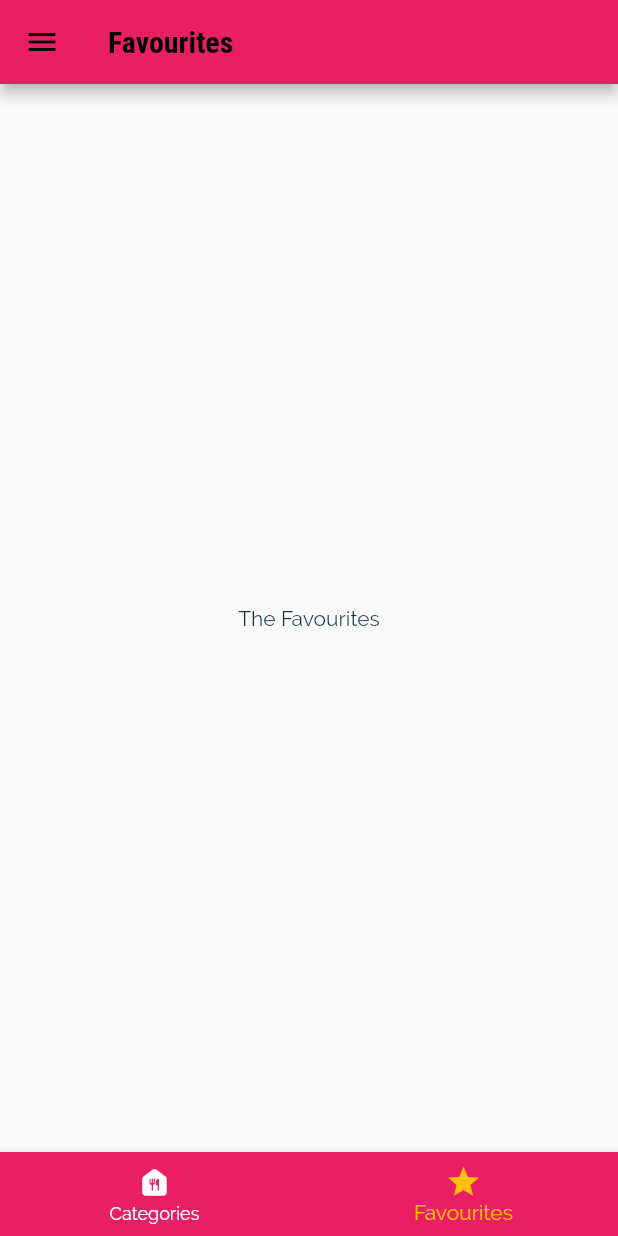
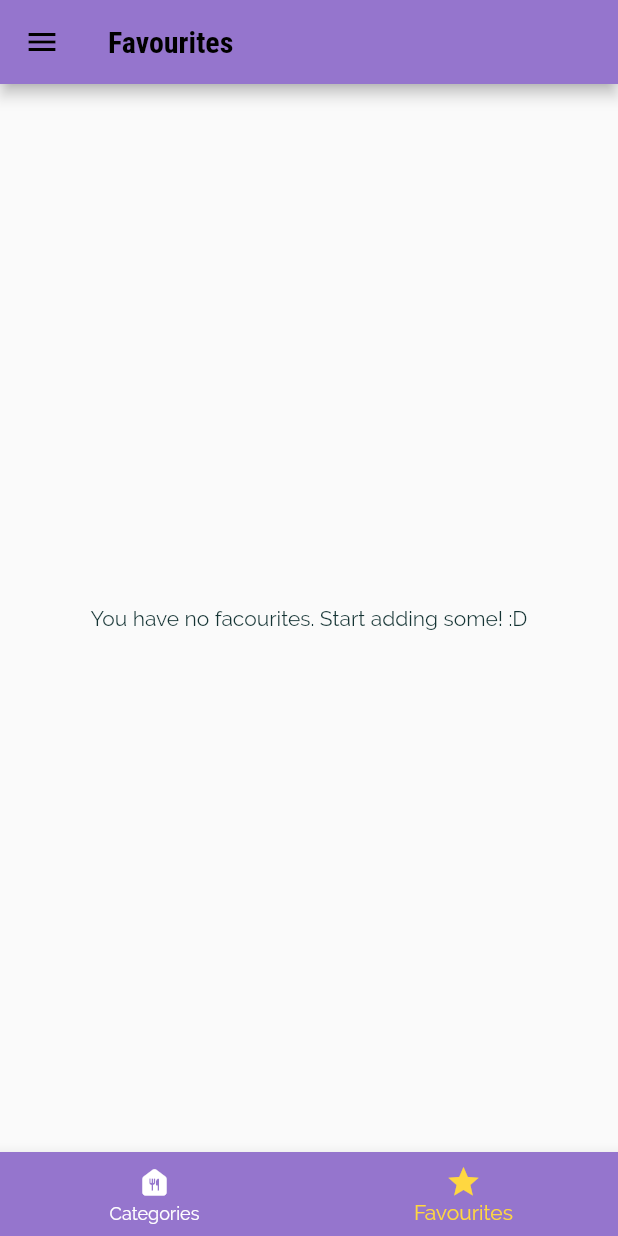
Before and after one commit to wacky-tacky/recipe_savour, a Flutter app: the screen it shows after launch, item 2 of the bottom bar chosen, on a phone screen of 412 x 824 dp. Run offline on Flutter 3.47's test engine with Material 2 defaults, Android fonts, the phone set to English and light mode, and no system bars.

Commit message:
Favourites screen added
- can now add meals as favourites
- favourite meals will show up on favourites screen accessible from bottom tab bar
- can remove the item also
- bug (removing an item as favourites does not remove it from the favourties screen when clicked back instead only removed when flutter rebuilds the screen)

```diff
--- a/lib/main.dart
+++ b/lib/main.dart
@@ -23,27 +23,48 @@ class _MyAppState extends State<MyApp> {
   };
 
   List<Meal> _availableMeals = DUMMY_MEALS;
+  List<Meal> _favouriteMeals = [];
 
   void _setFilters(Map<String, bool> filterData) {
     setState(() {
       _filters = filterData;
 
       _availableMeals = DUMMY_MEALS.where((meal) {
-        if (_filters['gluten']! && meal.isGlutenFree) {
+        if (_filters['gluten']! && !meal.isGlutenFree) {
           return false;
         }
-        if (_filters['lactose']! && meal.isLactoseFree) {
+        if (_filters['lactose']! && !meal.isLactoseFree) {
           return false;
         }
-        if (_filters['vegan']! && meal.isVegan) {
+        if (_filters['vegan']! && !meal.isVegan) {
           return false;
         }
-        if (_filters['vegetarian']! && meal.isVegetarian) {
+        if (_filters['vegetarian']! && !meal.isVegetarian) {
           return false;
         }
         return true;
       }).toList();
     });
+  }
+
+  void _toggleFavourite(String mealId) {
+    final existingIndex =
+        _favouriteMeals.indexWhere((meal) => meal.id == mealId);
+    if (existingIndex >= 0) {
+      setState(() {
+        _favouriteMeals.removeAt(existingIndex);
+      });
+    } else {
+      setState(() {
+        _favouriteMeals.add(
+          DUMMY_MEALS.firstWhere((meal) => meal.id == mealId),
+        );
+      });
+    }
+  }
+
+  bool _isMealFavourite(String id) {
+    return _favouriteMeals.any((meal) => meal.id == id);
   }
 
   @override
@@ -52,8 +73,8 @@ class _MyAppState extends State<MyApp> {
       title: 'DeliMeals',
       theme: ThemeData(
         colorScheme: ColorScheme(
-          primary: Colors.pink,
-          secondary: Colors.amber,
+          primary: Colors.deepPurple.shade300,
+          secondary: Colors.amberAccent,
           tertiary: Color.fromRGBO(138, 211, 242, 1),
           background: Colors.white,
           surface: Colors.amber,
@@ -82,10 +103,11 @@ class _MyAppState extends State<MyApp> {
       ),
       initialRoute: '/',
       routes: {
-        '/': (ctx) => TabsScreen(),
+        '/': (ctx) => TabsScreen(_favouriteMeals),
         CategoryMealsScreen.routeName: (ctx) =>
             CategoryMealsScreen(_availableMeals),
-        MealDetailScreen.routeName: (ctx) => MealDetailScreen(),
+        MealDetailScreen.routeName: (ctx) =>
+            MealDetailScreen(_toggleFavourite, _isMealFavourite),
         FiltersScreen.routeName: (ctx) => FiltersScreen(_filters, _setFilters),
       },
       onUnknownRoute: (settings) {
--- a/lib/screens/category_meals_screen.dart
+++ b/lib/screens/category_meals_screen.dart
@@ -62,7 +62,6 @@ class _CategoryMealsScreenState extends State<CategoryMealsScreen> {
             duration: displayedMeals![index].duration,
             affordability: displayedMeals![index].affordability,
             complexity: displayedMeals![index].complexity,
-            removeItem: _removeMeal,
           );
         },
         itemCount: displayedMeals!.length,
--- a/lib/screens/favourites_screen.dart
+++ b/lib/screens/favourites_screen.dart
@@ -1,10 +1,32 @@
 import 'package:flutter/material.dart';
+import '../models/meal.dart';
+import '../widgets/meal_item.dart';
 
 class FavouriteScreen extends StatelessWidget {
+  final List<Meal> favouriteMeals;
+
+  FavouriteScreen(this.favouriteMeals);
+
   @override
   Widget build(BuildContext context) {
-    return Center(
-      child: Text('The Favourites'),
-    );
+    if (favouriteMeals.isEmpty) {
+      return Center(
+        child: Text('You have no facourites. Start adding some! :D'),
+      );
+    } else {
+      return ListView.builder(
+        itemBuilder: (ctx, index) {
+          return MealItem(
+            id: favouriteMeals[index].id,
+            title: favouriteMeals[index].title,
+            imageURl: favouriteMeals[index].imageUrl,
+            duration: favouriteMeals[index].duration,
+            affordability: favouriteMeals[index].affordability,
+            complexity: favouriteMeals[index].complexity,
+          );
+        },
+        itemCount: favouriteMeals.length,
+      );
+    }
   }
 }
--- a/lib/screens/tabs_screen.dart
+++ b/lib/screens/tabs_screen.dart
@@ -2,25 +2,36 @@ import 'package:flutter/material.dart';
 import '../widgets/main_drawer.dart';
 import './favourites_screen.dart';
 import './categories_screen.dart';
+import '../models/meal.dart';
 
 class TabsScreen extends StatefulWidget {
+  final List<Meal> _favouriteMeals;
+
+  TabsScreen(this._favouriteMeals);
+
   @override
   State<TabsScreen> createState() => _TabsScreenState();
 }
 
 class _TabsScreenState extends State<TabsScreen> {
-  final List<Map<String, Object>> _pages = [
+  late List<Map<String, Object>> _pages;
+  int _selectedPageIndex = 0;
+
+  @override
+  void initState() {
+    _pages = [
       {
         'page': CategoriesScreen(),
         'title': 'Categories',
       },
       {
-      'page': FavouriteScreen(),
+        'page': FavouriteScreen(widget._favouriteMeals),
         'title': 'Favourites',
       },
     ];
 
-  int _selectedPageIndex = 0;
+    super.initState();
+  }
 
   void _selectPage(int index) {
     setState(() {
--- a/lib/widgets/meal_item.dart
+++ b/lib/widgets/meal_item.dart
@@ -9,7 +9,6 @@ class MealItem extends StatelessWidget {
   final int duration;
   final Complexity complexity;
   final Affordability affordability;
-  final Function removeItem;
 
   MealItem({
     required this.id,
@@ -18,7 +17,6 @@ class MealItem extends StatelessWidget {
     required this.duration,
     required this.imageURl,
     required this.title,
-    required this.removeItem,
   });
 
   String get complexityText {
@@ -59,7 +57,7 @@ class MealItem extends StatelessWidget {
     )
         .then((result) {
       if (result != null) {
-        removeItem(result);
+        // removeItem(result);
       }
     });
   }
```
Also changed, not shown: lib/screens/filters_screen.dart (+12 -12 lines), lib/screens/meal_detail_screen.dart (+8 -4 lines). Lines whose indentation alone changed are shown as unchanged.
